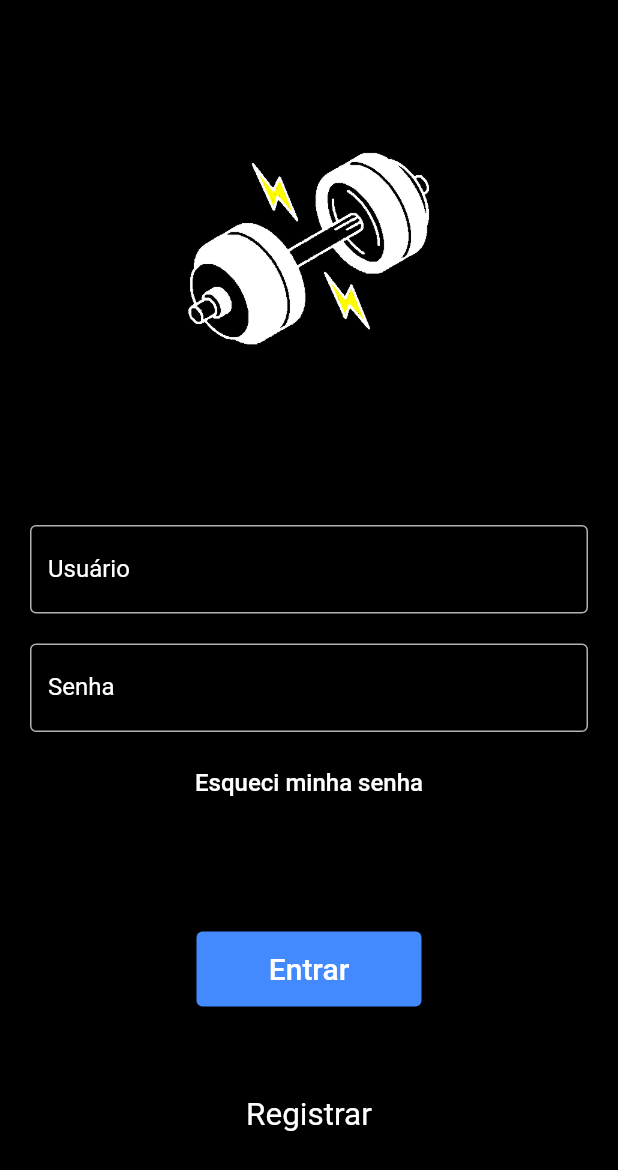
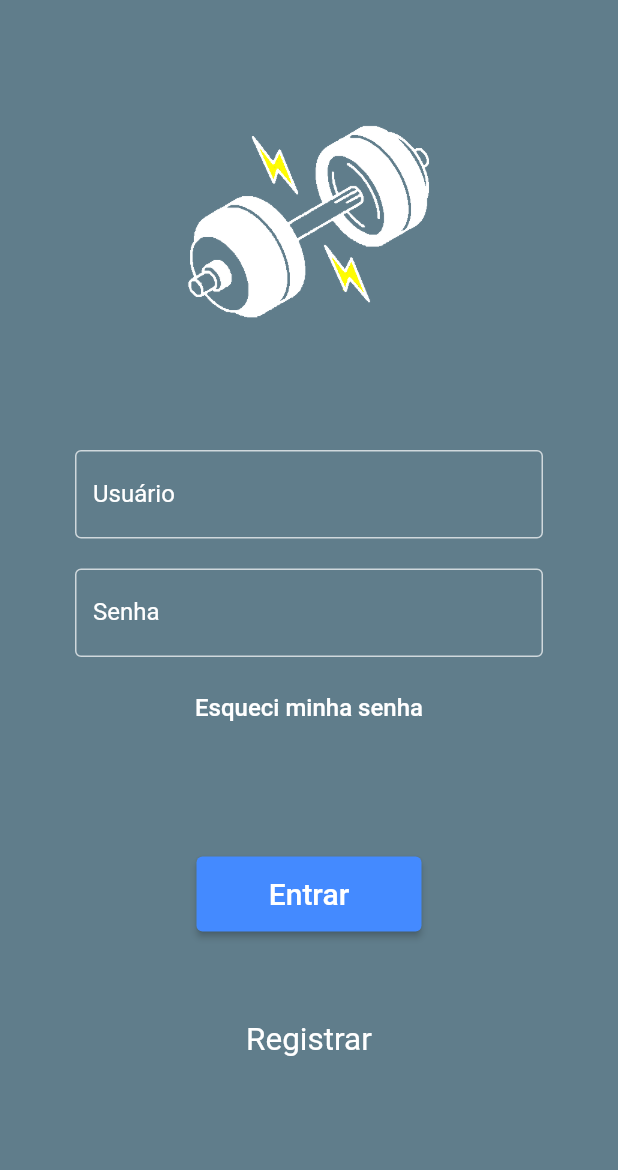
Before and after one commit to luizeduardom/training_sheep_app, a Flutter app: the screen it shows after launch, on a phone screen of 412 x 824 dp. Shown: the top 1170 px of the screen. Run offline on Flutter 3.47's test engine with Material 2 defaults, Android fonts, the phone set to English and light mode, and no system bars.

Commit message:
projeto dividido em classes e adicionado splashscreen ao entrar no app

```diff
--- /dev/null
+++ b/lib/LoginScreen.dart
@@ -0,0 +1,104 @@
+import 'package:flutter/material.dart';
+class LoginScreen extends StatelessWidget {
+  const LoginScreen({super.key});
+
+  @override
+  Widget build(BuildContext context) {
+    return Scaffold(
+      resizeToAvoidBottomInset: false,
+      body: Container(
+        padding: const EdgeInsets.all(50.0),
+        color: Colors.blueGrey, // Fundo preto
+        child: SingleChildScrollView(
+          child: Column(
+            mainAxisAlignment: MainAxisAlignment.center,
+            children: <Widget>[
+              Container(
+                width: 200.0,
+                height: 200.0,
+                margin: const EdgeInsets.only(bottom: 50),
+                child: Image.asset('assets/icon/login.png'),
+              ),
+              const CustomTextField(labelText: 'Usuário'),
+              const SizedBox(height: 20.0),
+              const CustomTextField(labelText: 'Senha', obscureText: true),
+              const SizedBox(height: 10.0),
+              Align(
+                alignment: Alignment.centerRight,
+                child: TextButton(
+                  onPressed: () {
+                    // lógica para a ação "Esqueci minha senha" aqui
+                  },
+                  child: const Row(
+                    mainAxisAlignment: MainAxisAlignment.center,
+                    children: [
+                      InkWell(
+                        child: Text(
+                          'Esqueci minha senha',
+                          style: TextStyle(color: Colors.white, fontSize: 16),
+                        ),
+                      ),
+                    ],
+                  ),
+                ),
+              ),
+              const SizedBox(height: 75.0),
+              ElevatedButton(
+                  onPressed: () {
+                    // Implemente a lógica para o botão "Entrar" aqui
+                  },
+                  style: ElevatedButton.styleFrom(
+                    backgroundColor: Colors.blueAccent,
+                    minimumSize: const Size(150, 50),
+                  ),
+                  child: const Text(
+                    'Entrar',
+                    style: TextStyle(fontSize: 20),
+                  )),
+              const SizedBox(height: 30.0),
+              Container(
+                margin: const EdgeInsetsDirectional.only(top: 30),
+                child: const InkWell(
+                  child: Text(
+                    'Registrar',
+                    style: TextStyle(
+                      color: Colors.white,
+                      fontSize: 21,
+                    ),
+                  ),
+                ),
+              ),
+            ],
+          ),
+        ),
+      ),
+      backgroundColor: Colors.blueGrey,
+    );
+  }
+}
+
+class CustomTextField extends StatelessWidget {
+  final String labelText;
+  final bool obscureText;
+
+  const CustomTextField(
+      {super.key, required this.labelText, this.obscureText = false});
+
+  @override
+  Widget build(BuildContext context) {
+    return TextFormField(
+      obscureText: obscureText,
+      style: const TextStyle(color: Colors.white),
+      decoration: InputDecoration(
+        labelText: labelText,
+        labelStyle: const TextStyle(color: Colors.white),
+        focusedBorder: const OutlineInputBorder(
+          borderSide: BorderSide(color: Colors.white70),
+        ),
+        enabledBorder: const OutlineInputBorder(
+          borderSide: BorderSide(color: Colors.white70),
+        ),
+      ),
+    );
+  }
+}
--- /dev/null
+++ b/lib/SplashScreen.dart
@@ -0,0 +1,44 @@
+import 'package:flutter/material.dart';
+
+import 'LoginScreen.dart';
+class SplashScreen extends StatefulWidget {
+  @override
+  _SplashScreenState createState() => _SplashScreenState();
+}
+
+class _SplashScreenState extends State<SplashScreen> {
+  bool _visible = true;
+
+  @override
+  void initState() {
+    super.initState();
+    // Após um atraso, inicie a animação de fade
+    Future.delayed(const Duration(seconds: 4), () {
+      setState(() {
+        _visible = false;
+      });
+    });
+  }
+
+  @override
+  Widget build(BuildContext context) {
+    return Scaffold(
+      body: Stack(
+        children: [
+          const LoginScreen(),
+
+          // Tela de Abertura com animação de fade
+          AnimatedOpacity(
+            opacity: _visible ? 1.0 : 0.0,
+            duration: const Duration(seconds: 1),
+            child: const Center(
+              child: CircularProgressIndicator(
+                color: Colors.white,
+              ),
+            ),
+          ),
+        ],
+      ),
+    );
+  }
+}
--- a/lib/main.dart
+++ b/lib/main.dart
@@ -1,122 +1,19 @@
 import 'package:flutter/material.dart';
 
+import 'SplashScreen.dart';
+
 void main() {
-  runApp(const LoginApp());
+  runApp(const TrainingSheep());
 }
 
-class LoginApp extends StatelessWidget {
-  const LoginApp({super.key});
+class TrainingSheep extends StatelessWidget {
+  const TrainingSheep({super.key});
 
   @override
   Widget build(BuildContext context) {
-    return const MaterialApp(
-      home: LoginPage(),
+    return MaterialApp(
+      home: SplashScreen(),
       debugShowCheckedModeBanner: false,
     );
   }
 }
-
-class LoginPage extends StatelessWidget {
-  const LoginPage({super.key});
-
-  @override
-  Widget build(BuildContext context) {
-    return Scaffold(
-      resizeToAvoidBottomInset: false,
-      body: Container(
-        padding: const EdgeInsets.all(20.0),
-        color: Colors.black, // Fundo preto
-        child: Center(
-          child: Column(
-            mainAxisAlignment: MainAxisAlignment.center,
-            children: <Widget>[
-              Container(
-                width: 200.0,
-                // Largura desejada para a imagem
-                height: 200.0,
-                margin: const EdgeInsets.only(bottom: 82),
-                // Altura desejada para a imagem
-                child: Image.asset('assets/icon/login.png'),
-              ),
-              const CustomTextField(labelText: 'Usuário'),
-              const SizedBox(height: 20.0),
-              const CustomTextField(labelText: 'Senha', obscureText: true),
-              const SizedBox(height: 10.0),
-              Align(
-                alignment: Alignment.centerRight,
-                child: TextButton(
-                  onPressed: () {
-                    // lógica para a ação "Esqueci minha senha" aqui
-                  },
-                  child: const Row(
-                    mainAxisAlignment: MainAxisAlignment.center,
-                    children: [
-                      InkWell(
-                        child: Text(
-                          'Esqueci minha senha',
-                          style: TextStyle(color: Colors.white, fontSize: 16),
-                        ),
-                      ),
-                    ],
-                  ),
-                ),
-              ),
-              const SizedBox(height: 75.0),
-              ElevatedButton(
-                  onPressed: () {
-                    // Implemente a lógica para o botão "Entrar" aqui
-                  },
-                  style: ElevatedButton.styleFrom(
-                    backgroundColor: Colors.blueAccent,
-                    minimumSize: const Size(150, 50),
-                  ),
-                  child: const Text(
-                    'Entrar',
-                    style: TextStyle(fontSize: 20),
-                  )),
-              const SizedBox(height: 30.0),
-              Container(
-                margin: const EdgeInsetsDirectional.only(top: 30),
-                child: const InkWell(
-                  child: Text(
-                    'Registrar',
-                    style: TextStyle(
-                      color: Colors.white,
-                      fontSize: 21,
-                    ),
-                  ),
-                ),
-              ),
-            ],
-          ),
-        ),
-      ),
-    );
-  }
-}
-
-class CustomTextField extends StatelessWidget {
-  final String labelText;
-  final bool obscureText;
-
-  const CustomTextField(
-      {super.key, required this.labelText, this.obscureText = false});
-
-  @override
-  Widget build(BuildContext context) {
-    return TextFormField(
-      obscureText: obscureText,
-      style: const TextStyle(color: Colors.white),
-      decoration: InputDecoration(
-        labelText: labelText,
-        labelStyle: const TextStyle(color: Colors.white),
-        focusedBorder: const OutlineInputBorder(
-          borderSide: BorderSide(color: Colors.white70),
-        ),
-        enabledBorder: const OutlineInputBorder(
-          borderSide: BorderSide(color: Colors.white70),
-        ),
-      ),
-    );
-  }
-}
```
